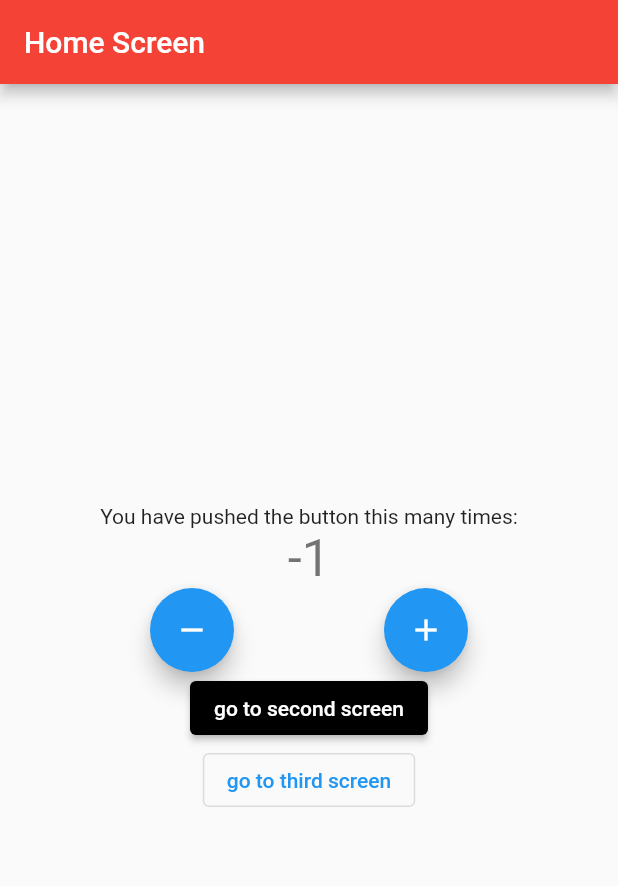
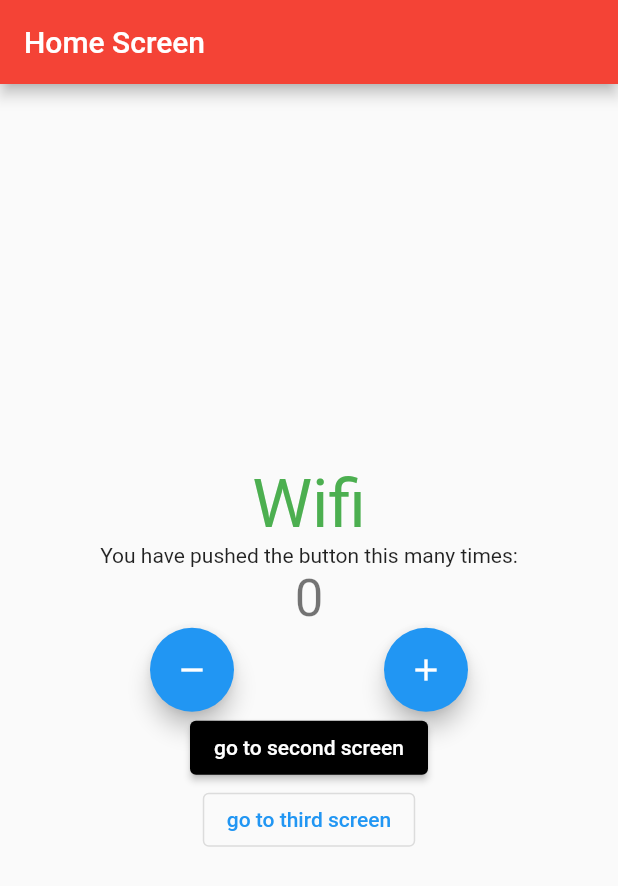
Before and after one commit to michaelandom/fluterBloc, a Flutter app: the screen it shows after launch, after a tap on the "remove" icon, on a phone screen of 412 x 824 dp. Shown: the top 886 px of the screen. Run offline on Flutter 3.47's test engine with Material 2 defaults, Android fonts, the phone set to English and light mode, and no system bars; our stand-ins replace bloc, connectivity_plus, equatable, flutter_bloc.

Commit message:
Internet through out the all app

```diff
--- /dev/null
+++ b/lib/constants/enums.dart
@@ -0,0 +1,4 @@
+enum ConnectionType {
+  Wifi,
+  Mobile,
+}
--- a/lib/logic/cubit/counter_cubit.dart
+++ b/lib/logic/cubit/counter_cubit.dart
@@ -1,15 +1,41 @@
+import 'dart:async';
+
 import 'package:bloc/bloc.dart';
 import 'package:equatable/equatable.dart';
+import 'package:flutter_block/constants/enums.dart';
+import 'package:flutter_block/logic/cubit/internet_cubit.dart';
 import 'package:meta/meta.dart';
 
 part 'counter_state.dart';
 
 class CounterCubit extends Cubit<CounterState> {
-  CounterCubit() : super(CounterState(counterValue: 0));
+  final InternetCubit internetCubit;
+  StreamSubscription internetStreamSubscription;
+  CounterCubit({@required this.internetCubit})
+      : super(CounterState(counterValue: 0)) {
+    internetHelper();
+  }
+
+  void internetHelper() {
+    internetStreamSubscription = internetCubit.listen((internetState) {
+      if (internetState is InternetConnected &&
+          internetState.connectionType == ConnectionType.Wifi) {
+        increment();
+      } else if (internetState is InternetConnected &&
+          internetState.connectionType == ConnectionType.Mobile) {
+        decrement();
+      }
+    });
+  }
 
   void increment() => emit(
       CounterState(counterValue: state.counterValue + 1, wasIncremented: true));
 
   void decrement() => emit(CounterState(
       counterValue: state.counterValue - 1, wasIncremented: false));
+  @override
+  Future<void> close() {
+    internetStreamSubscription.cancel();
+    return super.close();
+  }
 }
--- /dev/null
+++ b/lib/logic/cubit/internet_cubit.dart
@@ -0,0 +1,41 @@
+import 'dart:async';
+
+import 'package:bloc/bloc.dart';
+import 'package:connectivity_plus/connectivity_plus.dart';
+import 'package:flutter/foundation.dart';
+import 'package:flutter_block/constants/enums.dart';
+import 'package:meta/meta.dart';
+
+part 'internet_state.dart';
+
+class InternetCubit extends Cubit<InternetState> {
+  final Connectivity connectivity;
+  StreamSubscription connectivityStreamSubscription;
+
+  InternetCubit({@required this.connectivity}) : super(InternetLoading()) {
+    pluginHelper();
+  }
+  void pluginHelper() {
+    connectivityStreamSubscription =
+        connectivity.onConnectivityChanged.listen((connectivityResult) {
+      if (connectivityResult == ConnectivityResult.wifi) {
+        emitInternetConnected(ConnectionType.Wifi);
+      } else if (connectivityResult == ConnectivityResult.mobile) {
+        emitInternetConnected(ConnectionType.Mobile);
+      } else if (connectivityResult == ConnectivityResult.none) {
+        emitInternetDisconnected();
+      }
+    });
+  }
+
+  void emitInternetConnected(ConnectionType _connectionType) =>
+      emit(InternetConnected(connectionType: _connectionType));
+
+  void emitInternetDisconnected() => emit(InternetDisconnected());
+
+  @override
+  Future<void> close() {
+    connectivityStreamSubscription.cancel();
+    return super.close();
+  }
+}
--- /dev/null
+++ b/lib/logic/cubit/internet_state.dart
@@ -0,0 +1,13 @@
+part of 'internet_cubit.dart';
+
+@immutable
+abstract class InternetState {}
+
+class InternetLoading extends InternetState {}
+
+class InternetConnected extends InternetState {
+  final ConnectionType connectionType;
+  InternetConnected({@required this.connectionType});
+}
+
+class InternetDisconnected extends InternetState {}
--- a/lib/main.dart
+++ b/lib/main.dart
@@ -1,18 +1,31 @@
+import 'package:connectivity_plus/connectivity_plus.dart';
 import 'package:flutter/material.dart';
 import 'package:flutter_bloc/flutter_bloc.dart';
 import 'package:flutter_block/logic/cubit/counter_cubit.dart';
+import 'package:flutter_block/logic/cubit/internet_cubit.dart';
 import 'package:flutter_block/presentation/routes/router.dart';
 
 void main() {
-  runApp(MyApp());
+  runApp(MyApp(
+    connectivity: Connectivity(),
+    appRouter: AppRouter(),
+  ));
 }
 
 class MyApp extends StatelessWidget {
-  final AppRouter appRouter = AppRouter();
-
+  final AppRouter appRouter;
+  final Connectivity connectivity;
+  const MyApp(
+      {key: Key, @required this.connectivity, @required this.appRouter});
   Widget build(BuildContext context) {
-    return BlocProvider<CounterCubit>(
-      create: (context) => CounterCubit(),
+    return MultiBlocProvider(
+      providers: [
+        BlocProvider<InternetCubit>(
+            create: (context) => InternetCubit(connectivity: connectivity)),
+        BlocProvider<CounterCubit>(
+            create: (context) => CounterCubit(
+                internetCubit: BlocProvider.of<InternetCubit>(context))),
+      ],
       child: MaterialApp(
         title: 'Flutter Demo',
         theme: ThemeData(
--- a/lib/presentation/screens/home_screen.dart
+++ b/lib/presentation/screens/home_screen.dart
@@ -1,6 +1,8 @@
 import 'package:flutter/material.dart';
 import 'package:flutter_bloc/flutter_bloc.dart';
+import 'package:flutter_block/constants/enums.dart';
 import 'package:flutter_block/logic/cubit/counter_cubit.dart';
+import 'package:flutter_block/logic/cubit/internet_cubit.dart';
 
 class HomeScreen extends StatefulWidget {
   HomeScreen({Key key, this.title, this.colors}) : super(key: key);
@@ -24,6 +26,36 @@ class _HomeScreenState extends State<HomeScreen> {
         child: Column(
           mainAxisAlignment: MainAxisAlignment.center,
           children: <Widget>[
+            BlocBuilder<InternetCubit, InternetState>(
+              builder: (context, state) {
+                if (state is InternetConnected &&
+                    state.connectionType == ConnectionType.Wifi) {
+                  return Text(
+                    "Wifi",
+                    style: Theme.of(context).textTheme.headline3.copyWith(
+                          color: Colors.green,
+                        ),
+                  );
+                } else if (state is InternetConnected &&
+                    state.connectionType == ConnectionType.Mobile) {
+                  return Text(
+                    "Mobile",
+                    style: Theme.of(context).textTheme.headline3.copyWith(
+                          color: Colors.blue,
+                        ),
+                  );
+                } else if (state is InternetDisconnected) {
+                  return Text(
+                    'Disconnected',
+                    style: Theme.of(context).textTheme.headline3.copyWith(
+                          color: Colors.red,
+                        ),
+                  );
+                }
+                return Center(child: CircularProgressIndicator());
+              },
+            ),
+
             Text(
               'You have pushed the button this many times:',
             ),
--- a/pubspec.yaml
+++ b/pubspec.yaml
@@ -32,6 +32,7 @@ dependencies:
   test: ^1.15.2
   bloc_test: ^7.0.4
   equatable: ^1.2.5
+  connectivity_plus: ^0.5.0
 
 dev_dependencies:
   flutter_test:
```
Also changed, not shown: pubspec.lock.
